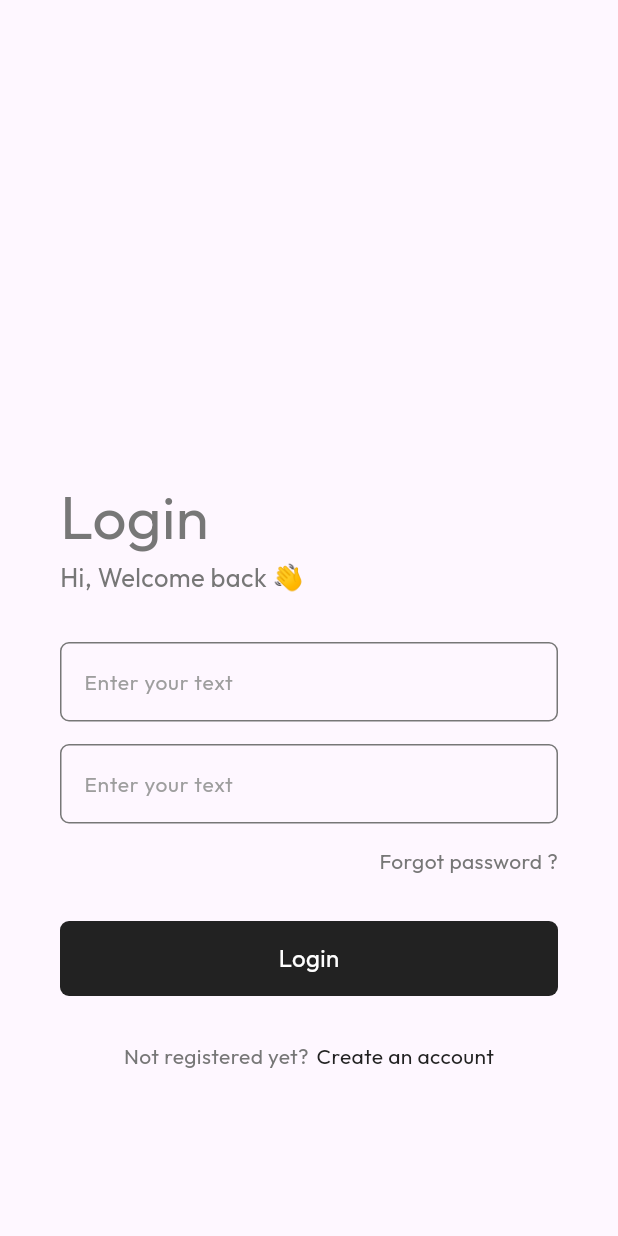
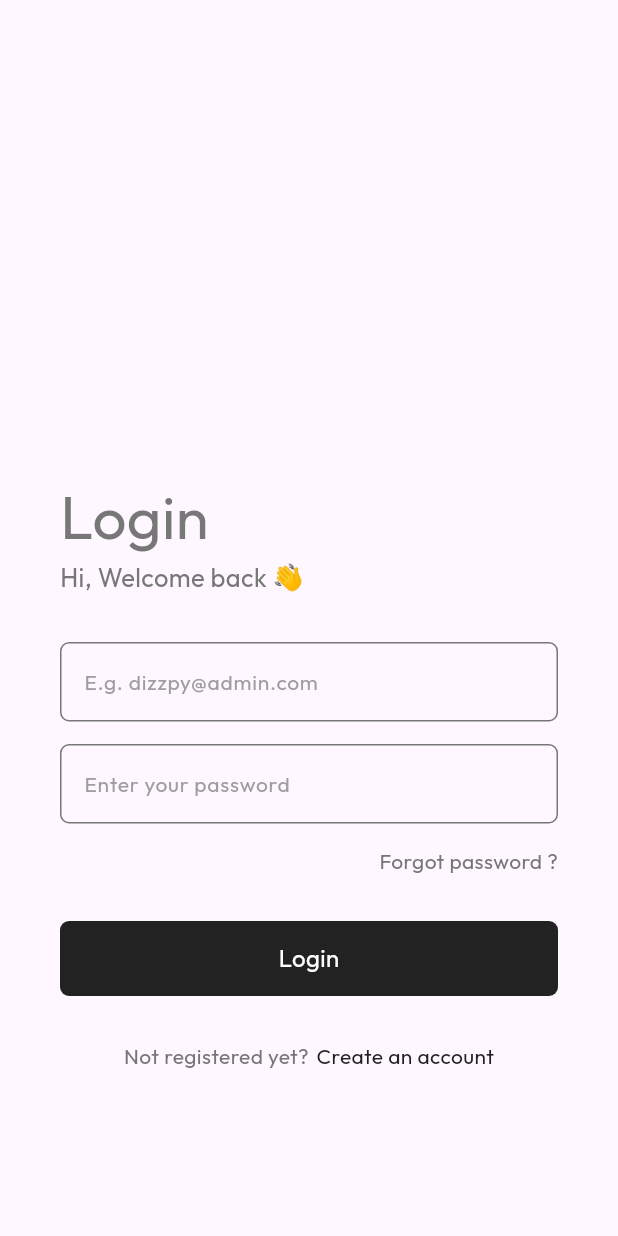
Before and after one commit to dizzpy/AuthApp-Flutter-Firebase, a Flutter app: the screen it shows after launch, on a phone screen of 412 x 824 dp. Run offline on Flutter 3.47's test engine with Material 3 defaults, Android fonts, the phone set to English and light mode, and no system bars; our stand-ins replace google_fonts.

Commit message:
text field done

```diff
--- a/lib/components/custom_textfield.dart
+++ b/lib/components/custom_textfield.dart
@@ -4,12 +4,20 @@ import 'package:google_fonts/google_fonts.dart';
 
 class CustomInputField extends StatelessWidget {
   const CustomInputField({
-    super.key,
+    required this.controller,
+    required this.hintText,
+    required this.obscureText,
   });
+
+  final TextEditingController controller;
+  final String hintText;
+  final bool obscureText;
 
   @override
   Widget build(BuildContext context) {
     return TextField(
+      controller: controller,
+      obscureText: obscureText,
       style: GoogleFonts.outfit(
         textStyle: TextStyle(
           fontSize: 14,
@@ -17,7 +25,7 @@ class CustomInputField extends StatelessWidget {
         ),
       ),
       decoration: InputDecoration(
-        hintText: 'Enter your text',
+        hintText: hintText,
         hintStyle: GoogleFonts.outfit(
           textStyle: TextStyle(
             fontSize: 14,
--- a/lib/main.dart
+++ b/lib/main.dart
@@ -10,7 +10,7 @@ class MainApp extends StatelessWidget {
 
   @override
   Widget build(BuildContext context) {
-    return const MaterialApp(
+    return MaterialApp(
       debugShowCheckedModeBanner: false,
       home: LoginPage(),
     );
--- a/lib/pages/login_page.dart
+++ b/lib/pages/login_page.dart
@@ -4,8 +4,16 @@ import 'package:firebase_auth/const/colors.dart';
 import 'package:flutter/material.dart';
 import 'package:google_fonts/google_fonts.dart';
 
-class LoginPage extends StatelessWidget {
-  const LoginPage({super.key});
+class LoginPage extends StatefulWidget {
+  LoginPage({super.key});
+
+  @override
+  State<LoginPage> createState() => _LoginPageState();
+}
+
+class _LoginPageState extends State<LoginPage> {
+  final emailController = TextEditingController();
+  final passwordController = TextEditingController();
 
   @override
   Widget build(BuildContext context) {
@@ -36,11 +44,19 @@ class LoginPage extends StatelessWidget {
             SizedBox(height: 30),
 
             //textfield
-            CustomInputField(),
+            CustomInputField(
+              hintText: "E.g. dizzpy@admin.com",
+              obscureText: false,
+              controller: emailController,
+            ),
 
             SizedBox(height: 15),
 
-            CustomInputField(),
+            CustomInputField(
+              hintText: "Enter your password",
+              obscureText: false,
+              controller: emailController,
+            ),
 
             SizedBox(height: 15),
 
```
